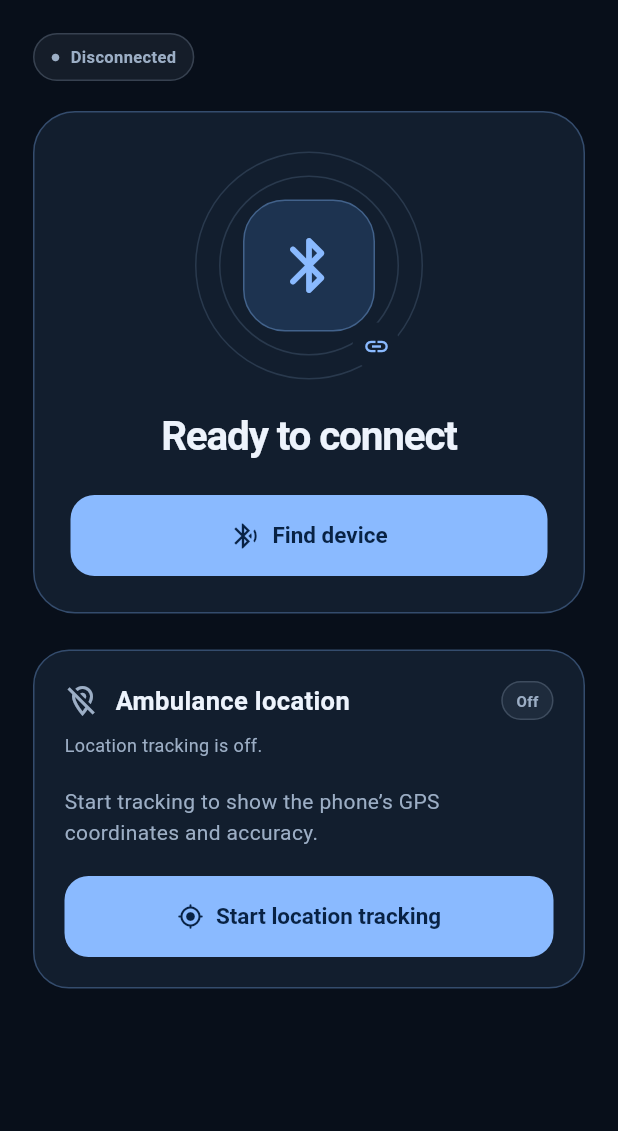
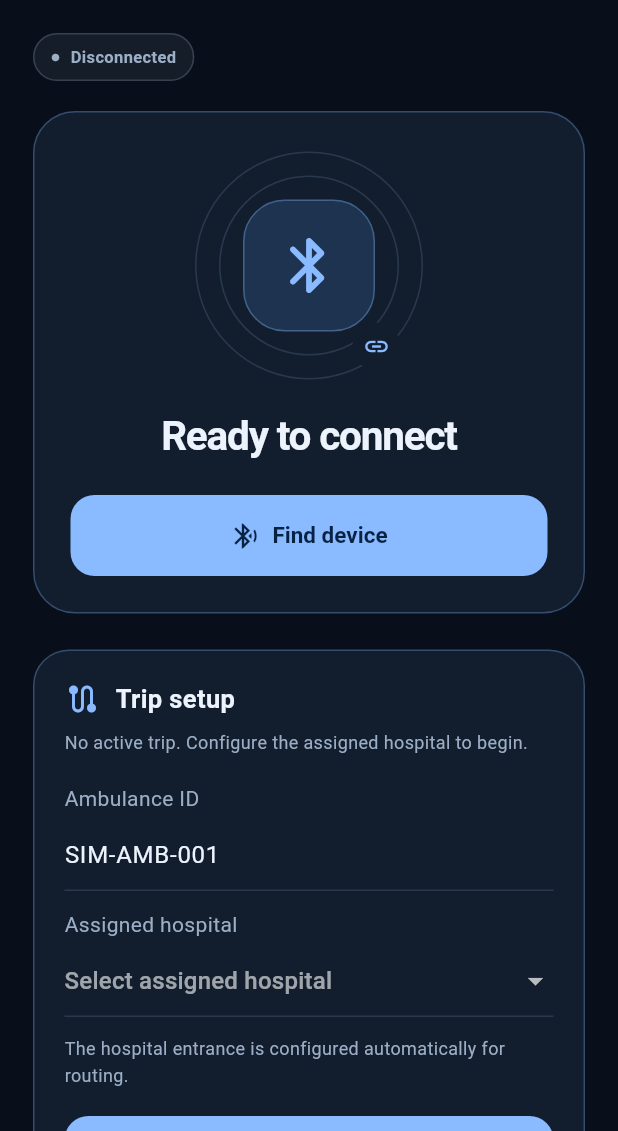
Before and after one commit to rahul-s12/smart-ambulance, a Flutter app: the screen it shows after launch, on a phone screen of 412 x 824 dp, the part 105-1236 px from its top. Run offline on Flutter 3.47's test engine with Material 3 defaults, Android fonts, the phone set to English and light mode, and no system bars; our stand-ins replace flutter_blue_plus, geolocator, permission_handler.

Commit message:
added trip setup feature

```diff
--- a/app/lib/gateway_view.dart
+++ b/app/lib/gateway_view.dart
@@ -2,6 +2,8 @@ import 'package:flutter/material.dart';
 import 'package:flutter/services.dart';
 
 import 'location/location_tracker.dart';
+import 'trip/trip_controller.dart';
+import 'trip/trip_panel.dart';
 
 const _ink = Color(0xff080f1a);
 const _surface = Color(0xff121e2e);
@@ -91,6 +93,10 @@ class GatewayView extends StatelessWidget {
     required this.onDisconnect,
     required this.onStartLocation,
     required this.onStopLocation,
+    required this.activeTrip,
+    required this.tripStatus,
+    required this.onStartTrip,
+    required this.onEndTrip,
     this.deviceName,
     this.deviceId,
     this.selectedId,
@@ -119,6 +125,10 @@ class GatewayView extends StatelessWidget {
   final List<String> events;
   final VoidCallback onScan, onStart, onStop, onDisconnect;
   final Future<void> Function() onStartLocation, onStopLocation;
+  final ActiveTrip? activeTrip;
+  final String tripStatus;
+  final ValueChanged<TripConfiguration> onStartTrip;
+  final VoidCallback onEndTrip;
 
   bool get busy => scanning || connecting || disconnecting;
   String get stateLabel => disconnecting
@@ -197,6 +207,13 @@ class GatewayView extends StatelessWidget {
                           ? _monitor(context)
                           : _connection(context),
                     ),
+                  const SizedBox(height: 24),
+                  TripPanel(
+                    activeTrip: activeTrip,
+                    status: tripStatus,
+                    onStart: onStartTrip,
+                    onEnd: onEndTrip,
+                  ),
                   const SizedBox(height: 24),
                   _LocationPanel(
                     location: location,
--- a/app/lib/main.dart
+++ b/app/lib/main.dart
@@ -8,6 +8,7 @@ import 'package:permission_handler/permission_handler.dart';
 
 import 'gateway_view.dart';
 import 'location/location_tracker.dart';
+import 'trip/trip_controller.dart';
 
 final _healthService = Guid('1840');
 final _liveObservations = Guid('2B8B');
@@ -42,6 +43,7 @@ class _GatewayPageState extends State<GatewayPage> {
   final _devices = <ScanResult>[];
   final _events = <String>[];
   final _locationTracker = LocationTracker();
+  final _tripController = TripController();
   StreamSubscription<List<ScanResult>>? _scanSubscription;
   StreamSubscription<BluetoothConnectionState>? _connectionSubscription;
   StreamSubscription<List<int>>? _observationsSubscription;
@@ -67,6 +69,7 @@ class _GatewayPageState extends State<GatewayPage> {
   void initState() {
     super.initState();
     _locationTracker.addListener(_onLocationChanged);
+    _tripController.addListener(_onTripChanged);
     _scanSubscription = FlutterBluePlus.scanResults.listen((results) {
       if (!mounted) return;
       setState(() {
@@ -81,6 +84,9 @@ class _GatewayPageState extends State<GatewayPage> {
   void dispose() {
     _locationTracker
       ..removeListener(_onLocationChanged)
+      ..dispose();
+    _tripController
+      ..removeListener(_onTripChanged)
       ..dispose();
     _controlFeedbackTimer?.cancel();
     _scanSubscription?.cancel();
@@ -110,6 +116,10 @@ class _GatewayPageState extends State<GatewayPage> {
   }
 
   void _onLocationChanged() {
+    if (mounted) setState(() {});
+  }
+
+  void _onTripChanged() {
     if (mounted) setState(() {});
   }
 
@@ -458,5 +468,9 @@ class _GatewayPageState extends State<GatewayPage> {
     onDisconnect: _disconnect,
     onStartLocation: _locationTracker.start,
     onStopLocation: _locationTracker.stop,
+    activeTrip: _tripController.activeTrip,
+    tripStatus: _tripController.status,
+    onStartTrip: _tripController.start,
+    onEndTrip: _tripController.end,
   );
 }
--- /dev/null
+++ b/app/lib/trip/trip_controller.dart
@@ -0,0 +1,103 @@
+import 'package:flutter/foundation.dart';
+
+/// A hospital's preconfigured ambulance entrance.
+///
+/// These records deliberately hold the routing coordinates outside the driver
+/// form. The cloud assignment service will replace the local list later.
+class HospitalDestination {
+  const HospitalDestination({
+    required this.id,
+    required this.name,
+    required this.latitude,
+    required this.longitude,
+  });
+
+  final String id;
+  final String name;
+  final double latitude;
+  final double longitude;
+}
+
+/// Temporary destinations for the on-device demonstration.
+///
+/// Production destinations must come from the hospital/dispatcher assignment,
+/// rather than this catalog.
+const demoHospitalDestinations = <HospitalDestination>[
+  HospitalDestination(
+    id: 'city-general',
+    name: 'City General Hospital',
+    latitude: 19.0760,
+    longitude: 72.8777,
+  ),
+  HospitalDestination(
+    id: 'central-medical',
+    name: 'Central Medical Centre',
+    latitude: 19.0896,
+    longitude: 72.8656,
+  ),
+  HospitalDestination(
+    id: 'riverside-trauma',
+    name: 'Riverside Trauma Centre',
+    latitude: 19.0618,
+    longitude: 72.8493,
+  ),
+];
+
+/// The fixed destination assigned to an ambulance for one journey.
+class TripConfiguration {
+  const TripConfiguration({
+    required this.ambulanceId,
+    required this.destination,
+  });
+
+  final String ambulanceId;
+  final HospitalDestination? destination;
+
+  String get hospitalName => destination?.name ?? '';
+  double? get latitude => destination?.latitude;
+  double? get longitude => destination?.longitude;
+
+  String? get validationError {
+    if (ambulanceId.trim().isEmpty) return 'Enter an ambulance ID.';
+    if (destination == null) return 'Select the assigned hospital.';
+    return null;
+  }
+}
+
+/// A locally active ambulance trip. Cloud persistence comes in the next stage.
+class ActiveTrip {
+  const ActiveTrip({required this.configuration, required this.startedAt});
+
+  final TripConfiguration configuration;
+  final DateTime startedAt;
+}
+
+class TripController extends ChangeNotifier {
+  ActiveTrip? activeTrip;
+  String status = 'No active trip. Configure the assigned hospital to begin.';
+
+  bool get isActive => activeTrip != null;
+
+  bool start(TripConfiguration configuration) {
+    final error = configuration.validationError;
+    if (error != null) {
+      status = error;
+      notifyListeners();
+      return false;
+    }
+
+    activeTrip = ActiveTrip(
+      configuration: configuration,
+      startedAt: DateTime.now(),
+    );
+    status = 'Trip active. Destination: ${configuration.hospitalName.trim()}.';
+    notifyListeners();
+    return true;
+  }
+
+  void end() {
+    activeTrip = null;
+    status = 'Trip ended.';
+    notifyListeners();
+  }
+}
--- /dev/null
+++ b/app/lib/trip/trip_panel.dart
@@ -0,0 +1,174 @@
+import 'package:flutter/material.dart';
+
+import 'trip_controller.dart';
+
+class TripPanel extends StatefulWidget {
+  const TripPanel({
+    super.key,
+    required this.activeTrip,
+    required this.status,
+    required this.onStart,
+    required this.onEnd,
+  });
+
+  final ActiveTrip? activeTrip;
+  final String status;
+  final ValueChanged<TripConfiguration> onStart;
+  final VoidCallback onEnd;
+
+  @override
+  State<TripPanel> createState() => _TripPanelState();
+}
+
+class _TripPanelState extends State<TripPanel> {
+  final _ambulanceId = TextEditingController(text: 'SIM-AMB-001');
+  HospitalDestination? _destination;
+
+  @override
+  void dispose() {
+    _ambulanceId.dispose();
+    super.dispose();
+  }
+
+  void _start() {
+    widget.onStart(
+      TripConfiguration(
+        ambulanceId: _ambulanceId.text,
+        destination: _destination,
+      ),
+    );
+  }
+
+  @override
+  Widget build(BuildContext context) {
+    final trip = widget.activeTrip;
+    return Container(
+      padding: const EdgeInsets.all(20),
+      decoration: BoxDecoration(
+        color: const Color(0xff121e2e),
+        borderRadius: BorderRadius.circular(24),
+        border: Border.all(color: const Color(0xff344c6d)),
+      ),
+      child: trip == null ? _configurationForm(context) : _activeTrip(trip),
+    );
+  }
+
+  Widget _configurationForm(BuildContext context) => Column(
+    crossAxisAlignment: CrossAxisAlignment.stretch,
+    children: [
+      const Wrap(
+        crossAxisAlignment: WrapCrossAlignment.center,
+        children: [
+          Icon(Icons.route_rounded, color: Color(0xff8abaff)),
+          SizedBox(width: 10),
+          Text(
+            'Trip setup',
+            style: TextStyle(fontWeight: FontWeight.w700, fontSize: 17),
+          ),
+        ],
+      ),
+      const SizedBox(height: 8),
+      Text(
+        widget.status,
+        style: const TextStyle(
+          color: Color(0xff9caec5),
+          fontSize: 12,
+          height: 1.5,
+        ),
+      ),
+      const SizedBox(height: 18),
+      _field(
+        label: 'Ambulance ID',
+        child: TextField(
+          controller: _ambulanceId,
+          textCapitalization: TextCapitalization.characters,
+          decoration: const InputDecoration(hintText: 'e.g. AMB-001'),
+        ),
+      ),
+      const SizedBox(height: 12),
+      _field(
+        label: 'Assigned hospital',
+        child: DropdownButtonFormField<HospitalDestination>(
+          initialValue: _destination,
+          isExpanded: true,
+          hint: const Text('Select assigned hospital'),
+          decoration: const InputDecoration(),
+          items: [
+            for (final destination in demoHospitalDestinations)
+              DropdownMenuItem(
+                value: destination,
+                child: Text(destination.name, overflow: TextOverflow.ellipsis),
+              ),
+          ],
+          onChanged: (destination) {
+            setState(() => _destination = destination);
+          },
+        ),
+      ),
+      const SizedBox(height: 12),
+      const Text(
+        'The hospital entrance is configured automatically for routing.',
+        style: TextStyle(color: Color(0xff9caec5), fontSize: 12, height: 1.5),
+      ),
+      const SizedBox(height: 18),
+      FilledButton.icon(
+        onPressed: _start,
+        icon: const Icon(Icons.play_arrow_rounded),
+        label: const Text('Start trip'),
+      ),
+    ],
+  );
+
+  Widget _field({required String label, required Widget child}) => Column(
+    crossAxisAlignment: CrossAxisAlignment.start,
+    children: [
+      Text(label, style: const TextStyle(color: Color(0xff9caec5))),
+      const SizedBox(height: 4),
+      child,
+    ],
+  );
+
+  Widget _activeTrip(ActiveTrip trip) {
+    final destination = trip.configuration;
+    return Column(
+      crossAxisAlignment: CrossAxisAlignment.stretch,
+      children: [
+        const Row(
+          children: [
+            Icon(Icons.navigation_rounded, color: Color(0xff8cd9b7)),
+            SizedBox(width: 10),
+            Text(
+              'Trip active',
+              style: TextStyle(fontWeight: FontWeight.w700, fontSize: 17),
+            ),
+          ],
+        ),
+        const SizedBox(height: 8),
+        Text(
+          widget.status,
+          style: const TextStyle(
+            color: Color(0xff9caec5),
+            fontSize: 12,
+            height: 1.5,
+          ),
+        ),
+        const SizedBox(height: 16),
+        Text(
+          destination.hospitalName.trim(),
+          style: const TextStyle(fontSize: 18, fontWeight: FontWeight.w600),
+        ),
+        const SizedBox(height: 4),
+        Text(
+          '${destination.ambulanceId.trim()} · Ambulance entrance configured',
+          style: const TextStyle(color: Color(0xff9caec5), fontSize: 12),
+        ),
+        const SizedBox(height: 18),
+        OutlinedButton.icon(
+          onPressed: widget.onEnd,
+          icon: const Icon(Icons.stop_rounded),
+          label: const Text('End trip'),
+        ),
+      ],
+    );
+  }
+}
```
Also changed, not shown: 4 other files.
